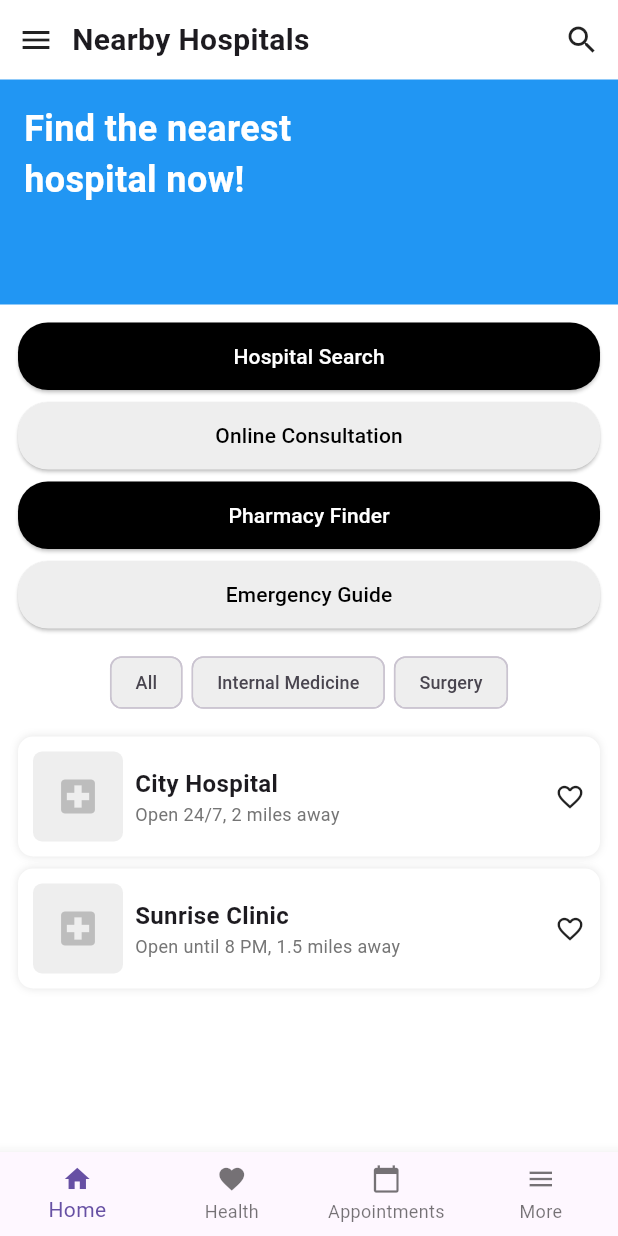
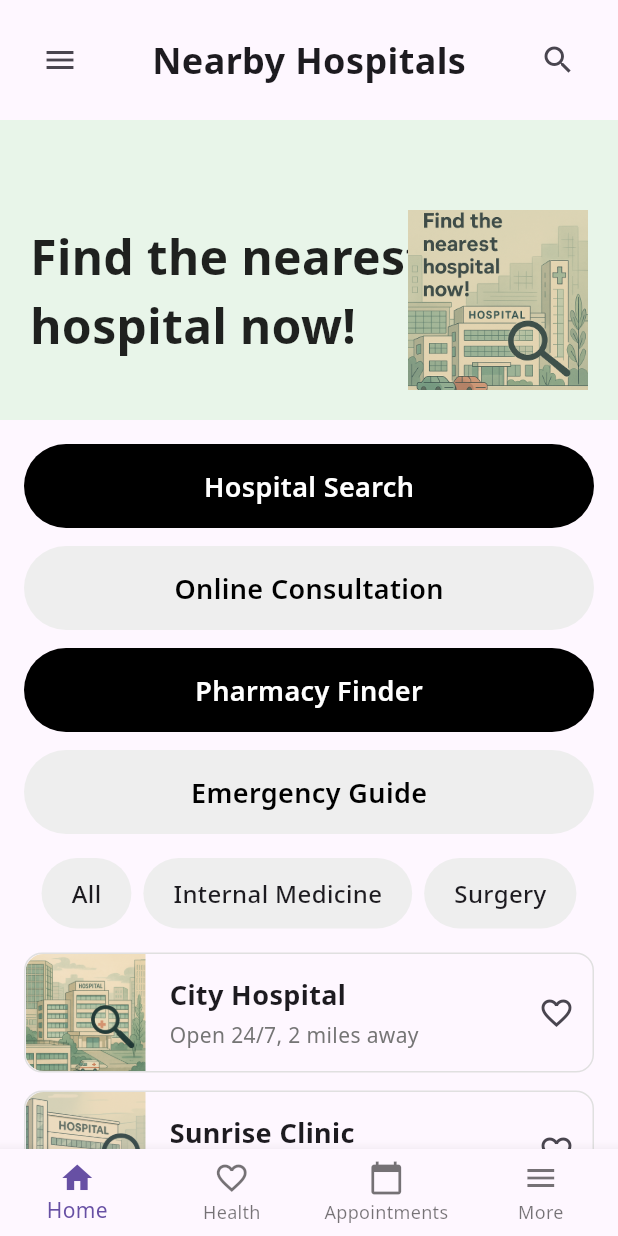
Before and after one commit to Socoms/medical, a Flutter app: the screen it shows after launch, on a phone screen of 412 x 824 dp. Run offline on Flutter 3.47's test engine with Material 3 defaults, Android fonts, the phone set to English and light mode, and no system bars; our stand-ins replace font_awesome_flutter, google_fonts.

Commit message:
Initial commit

```diff
--- a/lib/main.dart
+++ b/lib/main.dart
@@ -1,4 +1,10 @@
 import 'package:flutter/material.dart';
+import 'package:font_awesome_flutter/font_awesome_flutter.dart';
+import 'package:google_fonts/google_fonts.dart';
+
+void main() {
+  runApp(const MyApp());
+}
 
 class MyApp extends StatelessWidget {
   const MyApp({super.key});
@@ -6,234 +12,264 @@ class MyApp extends StatelessWidget {
   @override
   Widget build(BuildContext context) {
     return MaterialApp(
-      title: 'Medical App',
-      debugShowCheckedModeBanner: false,
-      home: NearbyHospitalsPage(),
+      title: 'Nearby Hospitals',
       theme: ThemeData(
         primarySwatch: Colors.blue,
-        scaffoldBackgroundColor: Colors.white,
-        useMaterial3: true,
+        textTheme: GoogleFonts.notoSansTextTheme(),
       ),
+      home: const HomePage(),
+      debugShowCheckedModeBanner: false,
     );
   }
 }
 
-void main() {
-  runApp(const MyApp());
-}
+class HomePage extends StatelessWidget {
+  const HomePage({super.key});
 
-class NearbyHospitalsPage extends StatelessWidget {
   @override
   Widget build(BuildContext context) {
-    final screenWidth = MediaQuery.of(context).size.width;
-    final isMobile = screenWidth < 600;
-
     return Scaffold(
       body: SafeArea(
         child: Column(
           children: [
-            // 상단 앱바
+            // App Bar
             Padding(
-              padding: EdgeInsets.all(isMobile ? 12 : 16),
+              padding: const EdgeInsets.all(16.0),
               child: Row(
+                mainAxisAlignment: MainAxisAlignment.spaceBetween,
                 children: [
-                  Icon(Icons.menu, size: isMobile ? 24 : 28),
-                  SizedBox(width: isMobile ? 12 : 16),
-                  Text(
+                  IconButton(
+                    icon: const Icon(Icons.menu),
+                    onPressed: () {},
+                  ),
+                  const Text(
                     'Nearby Hospitals',
                     style: TextStyle(
-                      fontSize: isMobile ? 20 : 24,
+                      fontSize: 24,
                       fontWeight: FontWeight.bold,
                     ),
                   ),
-                  Spacer(),
-                  Icon(Icons.search, size: isMobile ? 24 : 28),
-                ],
-              ),
-            ),
-
-            // 배너
-            Container(
-              height: isMobile ? 150 : 200,
-              width: double.infinity,
-              color: Colors.blue,
-              child: Padding(
-                padding: EdgeInsets.all(isMobile ? 16 : 20),
-                child: Text(
-                  'Find the nearest\nhospital now!',
-                  style: TextStyle(
-                    color: Colors.white,
-                    fontSize: isMobile ? 24 : 32,
-                    fontWeight: FontWeight.bold,
-                  ),
-                ),
-              ),
-            ),
-
-            // 메인 버튼들
-            Padding(
-              padding: EdgeInsets.all(isMobile ? 12 : 16),
-              child: Column(
-                children: [
-                  _buildButton('Hospital Search', true, isMobile),
-                  SizedBox(height: isMobile ? 8 : 12),
-                  _buildButton('Online Consultation', false, isMobile),
-                  SizedBox(height: isMobile ? 8 : 12),
-                  _buildButton('Pharmacy Finder', true, isMobile),
-                  SizedBox(height: isMobile ? 8 : 12),
-                  _buildButton('Emergency Guide', false, isMobile),
-                ],
-              ),
-            ),
-
-            // 필터 버튼들
-            SingleChildScrollView(
-              scrollDirection: Axis.horizontal,
-              padding: EdgeInsets.symmetric(horizontal: isMobile ? 12 : 16),
-              child: Row(
-                children: [
-                  _buildFilterChip('All', isMobile),
-                  SizedBox(width: isMobile ? 6 : 8),
-                  _buildFilterChip('Internal Medicine', isMobile),
-                  SizedBox(width: isMobile ? 6 : 8),
-                  _buildFilterChip('Surgery', isMobile),
-                ],
-              ),
-            ),
-
-            // 병원 리스트
-            Expanded(
-              child: ListView(
-                padding: EdgeInsets.all(isMobile ? 12 : 16),
-                children: [
-                  _buildHospitalCard(
-                    'City Hospital',
-                    'Open 24/7, 2 miles away',
-                    isMobile,
-                  ),
-                  SizedBox(height: isMobile ? 8 : 12),
-                  _buildHospitalCard(
-                    'Sunrise Clinic',
-                    'Open until 8 PM, 1.5 miles away',
-                    isMobile,
+                  IconButton(
+                    icon: const Icon(Icons.search),
+                    onPressed: () {},
                   ),
                 ],
               ),
             ),
 
-            // 하단 네비게이션 바
-            BottomNavigationBar(
-              currentIndex: 0,
+            // Banner Image
+            Container(
+              height: 200,
+              width: double.infinity,
+              color: const Color(0xFFE8F5E9),
+              child: Stack(
+                children: [
+                  const Positioned(
+                    left: 20,
+                    bottom: 40,
+                    child: Text(
+                      'Find the nearest\nhospital now!',
+                      style: TextStyle(
+                        fontSize: 32,
+                        fontWeight: FontWeight.bold,
+                        color: Colors.black87,
+                      ),
+                    ),
+                  ),
+                  Positioned(
+                    right: 20,
+                    bottom: 20,
+                    child: Image.asset(
+                      'assets/images/hospital_illustration.png',
+                      height: 120,
+                    ),
+                  ),
+                ],
+              ),
+            ),
+
+            // Quick Actions
+            Padding(
+              padding: const EdgeInsets.all(16.0),
+              child: Column(
+                children: [
+                  _buildActionButton(
+                    'Hospital Search',
+                    backgroundColor: Colors.black,
+                    textColor: Colors.white,
+                  ),
+                  const SizedBox(height: 12),
+                  _buildActionButton(
+                    'Online Consultation',
+                    backgroundColor: Colors.grey[200]!,
+                    textColor: Colors.black,
+                  ),
+                  const SizedBox(height: 12),
+                  _buildActionButton(
+                    'Pharmacy Finder',
+                    backgroundColor: Colors.black,
+                    textColor: Colors.white,
+                  ),
+                  const SizedBox(height: 12),
+                  _buildActionButton(
+                    'Emergency Guide',
+                    backgroundColor: Colors.grey[200]!,
+                    textColor: Colors.black,
+                  ),
+                ],
+              ),
+            ),
+
+            // Category Filter
+            SingleChildScrollView(
+              scrollDirection: Axis.horizontal,
+              padding: const EdgeInsets.symmetric(horizontal: 16),
+              child: Row(
+                children: [
+                  _buildFilterChip('All'),
+                  const SizedBox(width: 8),
+                  _buildFilterChip('Internal Medicine'),
+                  const SizedBox(width: 8),
+                  _buildFilterChip('Surgery'),
+                ],
+              ),
+            ),
+
+            // Hospital List
+            Expanded(
+              child: ListView(
+                padding: const EdgeInsets.all(16),
+                children: [
+                  _buildHospitalCard(
+                    'City Hospital',
+                    'Open 24/7, 2 miles away',
+                    'assets/images/hospital1.jpg',
+                  ),
+                  const SizedBox(height: 12),
+                  _buildHospitalCard(
+                    'Sunrise Clinic',
+                    'Open until 8 PM, 1.5 miles away',
+                    'assets/images/hospital2.jpg',
+                  ),
+                ],
+              ),
+            ),
+          ],
+        ),
+      ),
+      bottomNavigationBar: BottomNavigationBar(
         type: BottomNavigationBarType.fixed,
-              items: [
+        items: const [
           BottomNavigationBarItem(
-                  icon: Icon(Icons.home, size: isMobile ? 20 : 24),
+            icon: Icon(Icons.home),
             label: 'Home',
           ),
           BottomNavigationBarItem(
-                  icon: Icon(Icons.favorite, size: isMobile ? 20 : 24),
+            icon: Icon(Icons.favorite_border),
             label: 'Health',
           ),
           BottomNavigationBarItem(
-                  icon: Icon(Icons.calendar_today, size: isMobile ? 20 : 24),
+            icon: Icon(Icons.calendar_today),
             label: 'Appointments',
           ),
           BottomNavigationBarItem(
-                  icon: Icon(Icons.menu, size: isMobile ? 20 : 24),
+            icon: Icon(Icons.menu),
             label: 'More',
           ),
         ],
       ),
-          ],
-        ),
-      ),
     );
   }
 
-  Widget _buildButton(String text, bool isDark, bool isMobile) {
+  Widget _buildActionButton(String text, {
+    required Color backgroundColor,
+    required Color textColor,
+  }) {
     return Container(
       width: double.infinity,
-      height: isMobile ? 45 : 50,
-      child: ElevatedButton(
-        onPressed: () {},
+      height: 56,
+      decoration: BoxDecoration(
+        color: backgroundColor,
+        borderRadius: BorderRadius.circular(28),
+      ),
+      child: Center(
         child: Text(
           text,
-          style: TextStyle(fontSize: isMobile ? 14 : 16),
-        ),
-        style: ElevatedButton.styleFrom(
-          backgroundColor: isDark ? Colors.black : Colors.grey[200],
-          foregroundColor: isDark ? Colors.white : Colors.black,
-          shape: RoundedRectangleBorder(
-            borderRadius: BorderRadius.circular(isMobile ? 20 : 25),
+          style: TextStyle(
+            color: textColor,
+            fontSize: 18,
+            fontWeight: FontWeight.w600,
           ),
         ),
       ),
     );
   }
 
-  Widget _buildFilterChip(String label, bool isMobile) {
-    return Chip(
-      label: Text(
+  Widget _buildFilterChip(String label) {
+    return Container(
+      padding: const EdgeInsets.symmetric(horizontal: 20, vertical: 12),
+      decoration: BoxDecoration(
+        color: Colors.grey[200],
+        borderRadius: BorderRadius.circular(24),
+      ),
+      child: Text(
         label,
-        style: TextStyle(fontSize: isMobile ? 12 : 14),
+        style: const TextStyle(
+          fontSize: 16,
+          fontWeight: FontWeight.w500,
         ),
-      backgroundColor: Colors.grey[200],
+      ),
     );
   }
 
-  Widget _buildHospitalCard(String name, String info, bool isMobile) {
+  Widget _buildHospitalCard(String name, String description, String imagePath) {
     return Container(
-      padding: EdgeInsets.all(isMobile ? 10 : 12),
+      height: 80,
       decoration: BoxDecoration(
-        color: Colors.white,
-        borderRadius: BorderRadius.circular(isMobile ? 10 : 12),
-        boxShadow: [
-          BoxShadow(
-            color: Colors.black.withOpacity(0.1),
-            blurRadius: 4,
-          ),
-        ],
+        border: Border.all(color: Colors.grey[300]!),
+        borderRadius: BorderRadius.circular(12),
       ),
       child: Row(
         children: [
-          Container(
-            width: isMobile ? 60 : 80,
-            height: isMobile ? 60 : 80,
-            decoration: BoxDecoration(
-              color: Colors.grey[200],
-              borderRadius: BorderRadius.circular(isMobile ? 6 : 8),
+          ClipRRect(
+            borderRadius: const BorderRadius.only(
+              topLeft: Radius.circular(12),
+              bottomLeft: Radius.circular(12),
             ),
-            child: Icon(
-              Icons.local_hospital,
-              size: isMobile ? 30 : 40,
-              color: Colors.grey[400],
+            child: Image.asset(
+              imagePath,
+              width: 80,
+              height: 80,
+              fit: BoxFit.cover,
             ),
           ),
-          SizedBox(width: isMobile ? 8 : 12),
+          const SizedBox(width: 16),
           Expanded(
             child: Column(
               crossAxisAlignment: CrossAxisAlignment.start,
+              mainAxisAlignment: MainAxisAlignment.center,
               children: [
                 Text(
                   name,
-                  style: TextStyle(
-                    fontSize: isMobile ? 16 : 18,
+                  style: const TextStyle(
+                    fontSize: 18,
                     fontWeight: FontWeight.bold,
                   ),
                 ),
+                const SizedBox(height: 4),
                 Text(
-                  info,
+                  description,
                   style: TextStyle(
+                    fontSize: 14,
                     color: Colors.grey[600],
-                    fontSize: isMobile ? 12 : 14,
                   ),
                 ),
               ],
             ),
           ),
-          Icon(
-            Icons.favorite_border,
-            size: isMobile ? 20 : 24,
+          IconButton(
+            icon: const Icon(Icons.favorite_border),
+            onPressed: () {},
           ),
         ],
       ),
```
Also changed, not shown: pubspec.yaml (+7 -1 lines), assets/images/hospital1.jpg (added), assets/images/hospital2.jpg (added), assets/images/hospital_illustration.png (added), pubspec.lock, 1 other file. Lines whose indentation alone changed are shown as unchanged.
